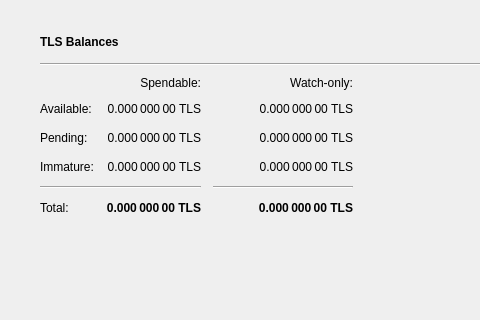
This is src/qt/forms/overviewpage.ui in zachchan105/slimecoin as Qt 5 draws it before an edit; both pictures show x 0 to 480 and y 0 to 320 of the 1343 by 759 pixel window. The edited form follows.
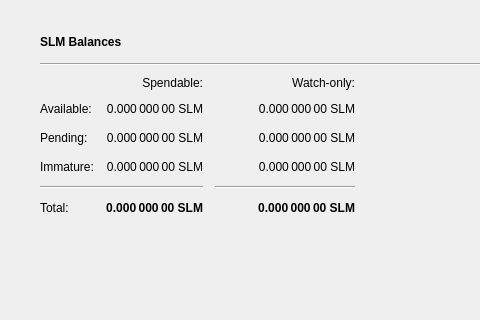
This is the edited form. Icons and pictures are not drawn.

What changed in the file:
```diff
--- a/src/qt/forms/overviewpage.ui
+++ b/src/qt/forms/overviewpage.ui
@@ -115,7 +115,7 @@
                  </font>
                 </property>
                 <property name="text">
-                 <string>TLS Balances</string>
+                 <string>SLM Balances</string>
                 </property>
                </widget>
               </item>
@@ -197,7 +197,7 @@
                  <string>Mined balance in watch-only addresses that has not yet matured</string>
                 </property>
                 <property name="text">
-                 <string notr="true">0.000 000 00 TLS</string>
+                 <string notr="true">0.000 000 00 SLM</string>
                 </property>
                 <property name="alignment">
                  <set>Qt::AlignRight|Qt::AlignTrailing|Qt::AlignVCenter</set>
@@ -242,7 +242,7 @@
                  <string>Your current balance in watch-only addresses</string>
                 </property>
                 <property name="text">
-                 <string notr="true">0.000 000 00 TLS</string>
+                 <string notr="true">0.000 000 00 SLM</string>
                 </property>
                 <property name="alignment">
                  <set>Qt::AlignRight|Qt::AlignTrailing|Qt::AlignVCenter</set>
@@ -267,7 +267,7 @@
                  <string>Total of transactions that have yet to be confirmed, and do not yet count toward the spendable balance</string>
                 </property>
                 <property name="text">
-                 <string notr="true">0.000 000 00 TLS</string>
+                 <string notr="true">0.000 000 00 SLM</string>
                 </property>
                 <property name="alignment">
                  <set>Qt::AlignRight|Qt::AlignTrailing|Qt::AlignVCenter</set>
@@ -328,7 +328,7 @@
                  <string>Current total balance in watch-only addresses</string>
                 </property>
                 <property name="text">
-                 <string notr="true">0.000 000 00 TLS</string>
+                 <string notr="true">0.000 000 00 SLM</string>
                 </property>
                 <property name="alignment">
                  <set>Qt::AlignRight|Qt::AlignTrailing|Qt::AlignVCenter</set>
@@ -370,7 +370,7 @@
                  <string>Your current total balance</string>
                 </property>
                 <property name="text">
-                 <string notr="true">0.000 000 00 TLS</string>
+                 <string notr="true">0.000 000 00 SLM</string>
                 </property>
                 <property name="alignment">
                  <set>Qt::AlignRight|Qt::AlignTrailing|Qt::AlignVCenter</set>
@@ -395,7 +395,7 @@
                  <string>Your current spendable balance</string>
                 </property>
                 <property name="text">
-                 <string notr="true">0.000 000 00 TLS</string>
+                 <string notr="true">0.000 000 00 SLM</string>
                 </property>
                 <property name="alignment">
                  <set>Qt::AlignRight|Qt::AlignTrailing|Qt::AlignVCenter</set>
@@ -434,7 +434,7 @@
                  <string>Mined balance that has not yet matured</string>
                 </property>
                 <property name="text">
-                 <string notr="true">0.000 000 00 TLS</string>
+                 <string notr="true">0.000 000 00 SLM</string>
                 </property>
                 <property name="alignment">
                  <set>Qt::AlignRight|Qt::AlignTrailing|Qt::AlignVCenter</set>
@@ -459,7 +459,7 @@
                  <string>Unconfirmed transactions to watch-only addresses</string>
                 </property>
                 <property name="text">
-                 <string notr="true">0.000 000 00 TLS</string>
+                 <string notr="true">0.000 000 00 SLM</string>
                 </property>
                 <property name="alignment">
                  <set>Qt::AlignRight|Qt::AlignTrailing|Qt::AlignVCenter</set>
```
Left out of the diff: 6 changed lines with no effect on the pictures.
